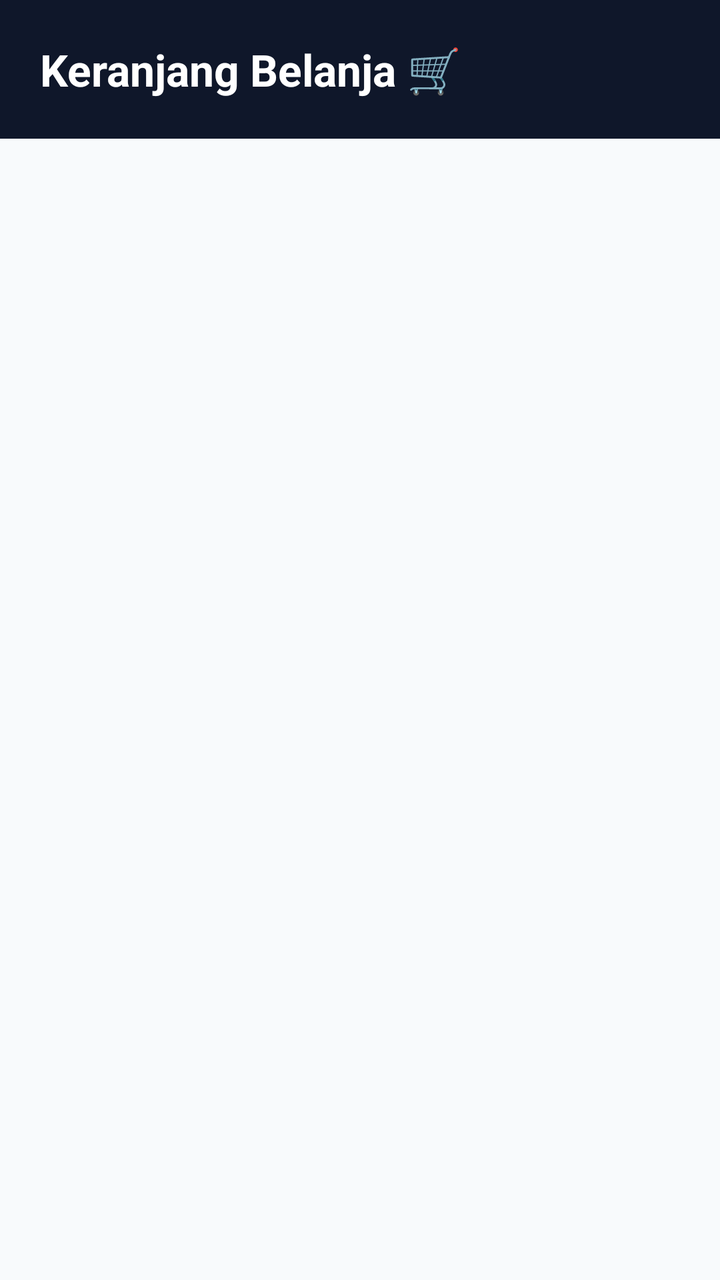
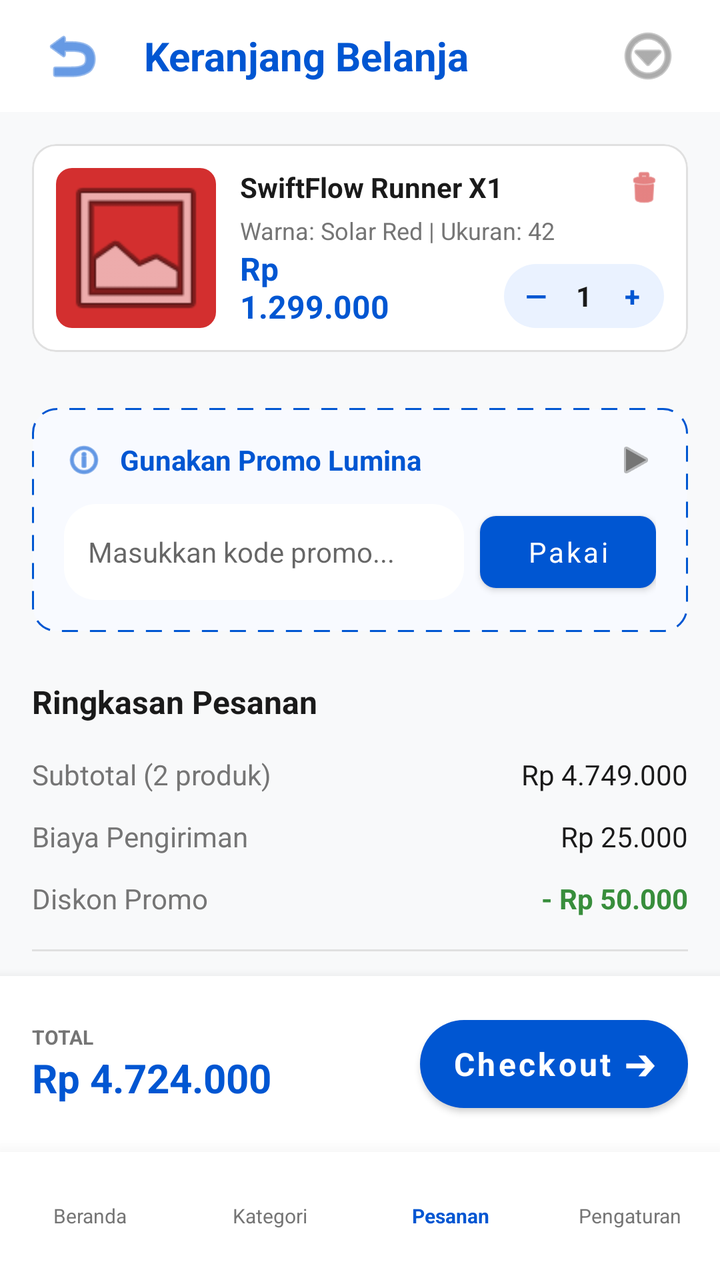

The first picture is an Android layout as it rendered before a commit; the second is the same layout after the commit. The layout source and the unified diff follow.
<!-- AndroidManifest.xml: application theme Theme.DataMart -->
<!-- res/layout/fragment_cart.xml -->
<?xml version="1.0" encoding="utf-8"?>
<RelativeLayout xmlns:android="http://schemas.android.com/apk/res/android"
    android:layout_width="match_parent"
    android:layout_height="match_parent"
    android:background="@color/colorBackground">

    <LinearLayout
        android:id="@+id/headerCart"
        android:layout_width="match_parent"
        android:layout_height="wrap_content"
        android:background="@color/colorPrimary"
        android:padding="20dp">

        <TextView
            android:layout_width="wrap_content"
            android:layout_height="wrap_content"
            android:text="Keranjang Belanja 🛒"
            android:textColor="@color/white"
            android:textSize="22sp"
            android:textStyle="bold" />
    </LinearLayout>

    <androidx.recyclerview.widget.RecyclerView
        android:id="@+id/rvCart"
        android:layout_width="match_parent"
        android:layout_height="match_parent"
        android:layout_below="@id/headerCart"
        android:layout_marginTop="8dp"
        android:clipToPadding="false"
        android:paddingHorizontal="12dp"
        android:paddingBottom="80dp" />

    <TextView
        android:id="@+id/tvEmptyCart"
        android:layout_width="wrap_content"
        android:layout_height="wrap_content"
        android:layout_centerInParent="true"
        android:text="Keranjangmu masih kosong."
        android:textColor="@color/textSecondary"
        android:textSize="16sp"
        android:visibility="gone" />

</RelativeLayout>
<!-- resources referenced by this layout -->
<resources>
  <color name="colorBackground">#F8FAFC</color>
  <color name="colorPrimary">#0F172A</color>
  <color name="textSecondary">#64748B</color>
  <color name="white">#FFFFFF</color>
  <style name="Theme.DataMart" parent="Theme.MaterialComponents.DayNight.NoActionBar">
  
          <item name="colorPrimary">@color/colorPrimary</item>
          <item name="colorPrimaryVariant">@color/colorPrimaryDark</item>
          <item name="colorOnPrimary">@color/white</item>
  
          <item name="colorSecondary">@color/colorAccent</item>
          <item name="colorSecondaryVariant">@color/colorAccent</item>
          <item name="colorOnSecondary">@color/white</item>
  
          <item name="android:statusBarColor">@color/colorPrimaryDark</item>
  
          <item name="android:fontFamily">sans-serif</item>
      </style>
  <color name="colorPrimaryDark">#0B1120</color>
  <color name="colorAccent">#FF9900</color>
</resources>

<!-- the commit's change to res/layout/fragment_cart.xml (unified diff, before → after) -->
@@ -1,43 +1,409 @@
 <?xml version="1.0" encoding="utf-8"?>
-<RelativeLayout xmlns:android="http://schemas.android.com/apk/res/android"
+<androidx.constraintlayout.widget.ConstraintLayout xmlns:android="http://schemas.android.com/apk/res/android"
+    xmlns:app="http://schemas.android.com/apk/res-auto"
     android:layout_width="match_parent"
     android:layout_height="match_parent"
-    android:background="@color/colorBackground">
+    android:background="@color/background_light">
 
     <LinearLayout
         android:id="@+id/headerCart"
         android:layout_width="match_parent"
+        android:layout_height="?attr/actionBarSize"
+        android:gravity="center_vertical"
+        android:orientation="horizontal"
+        android:paddingHorizontal="16dp"
+        android:background="@color/white"
+        app:layout_constraintTop_toTopOf="parent">
+
+        <ImageButton
+            android:layout_width="40dp"
+            android:layout_height="40dp"
+            android:background="?attr/selectableItemBackgroundBorderless"
+            android:src="@android:drawable/ic_menu_revert"
+            app:tint="@color/lumina_blue" />
+
+        <TextView
+            android:layout_width="0dp"
+            android:layout_height="wrap_content"
+            android:layout_marginStart="16dp"
+            android:layout_weight="1"
+            android:text="Keranjang Belanja"
+            android:textColor="@color/lumina_blue"
+            android:textSize="20sp"
+            android:textStyle="bold" />
+
+        <ImageButton
+            android:layout_width="40dp"
+            android:layout_height="40dp"
+            android:background="?attr/selectableItemBackgroundBorderless"
+            android:src="@android:drawable/ic_menu_more"
+            app:tint="@color/text_secondary" />
+    </LinearLayout>
+
+    <androidx.core.widget.NestedScrollView
+        android:layout_width="match_parent"
+        android:layout_height="0dp"
+        android:fillViewport="true"
+        android:paddingHorizontal="16dp"
+        android:paddingTop="16dp"
+        app:layout_constraintBottom_toTopOf="@id/bottomCheckoutBar"
+        app:layout_constraintTop_toBottomOf="@id/headerCart">
+
+        <LinearLayout
+            android:layout_width="match_parent"
+            android:layout_height="wrap_content"
+            android:orientation="vertical">
+
+            <com.google.android.material.card.MaterialCardView
+                android:layout_width="match_parent"
+                android:layout_height="wrap_content"
+                android:layout_marginBottom="12dp"
+                app:cardBackgroundColor="@color/white"
+                app:cardCornerRadius="12dp"
+                app:cardElevation="0dp"
+                app:strokeColor="#E0E0E0"
+                app:strokeWidth="1dp">
+
+                <LinearLayout
+                    android:layout_width="match_parent"
+                    android:layout_height="wrap_content"
+                    android:orientation="horizontal"
+                    android:padding="12dp">
+
+                    <com.google.android.material.card.MaterialCardView
+                        android:layout_width="80dp"
+                        android:layout_height="80dp"
+                        app:cardCornerRadius="8dp"
+                        app:cardElevation="0dp">
+                        <ImageView
+                            android:layout_width="match_parent"
+                            android:layout_height="match_parent"
+                            android:scaleType="centerCrop"
+                            android:background="#D32F2F"
+                            android:src="@android:drawable/ic_menu_gallery" />
+                    </com.google.android.material.card.MaterialCardView>
+
+                    <RelativeLayout
+                        android:layout_width="match_parent"
+                        android:layout_height="match_parent"
+                        android:layout_marginStart="12dp">
+
+                        <TextView
+                            android:id="@+id/tvTitle1"
+                            android:layout_width="wrap_content"
+                            android:layout_height="wrap_content"
+                            android:text="SwiftFlow Runner X1"
+                            android:textColor="@color/text_primary"
+                            android:textSize="14sp"
+                            android:textStyle="bold" />
+
+                        <ImageView
+                            android:layout_width="20dp"
+                            android:layout_height="20dp"
+                            android:layout_alignParentEnd="true"
+                            android:src="@android:drawable/ic_menu_delete"
+                            app:tint="#D32F2F" />
+
+                        <TextView
+                            android:id="@+id/tvVariant1"
+                            android:layout_width="wrap_content"
+                            android:layout_height="wrap_content"
+                            android:layout_below="@id/tvTitle1"
+                            android:layout_marginTop="4dp"
+                            android:text="Warna: Solar Red | Ukuran: 42"
+                            android:textColor="@color/text_secondary"
+                            android:textSize="12sp" />
+
+                        <TextView
+                            android:layout_width="wrap_content"
+                            android:layout_height="wrap_content"
+                            android:layout_alignParentBottom="true"
+                            android:text="Rp\n1.299.000"
+                            android:textColor="@color/lumina_blue"
+                            android:textSize="16sp"
+                            android:textStyle="bold" />
+
+                        <LinearLayout
+                            android:layout_width="wrap_content"
+                            android:layout_height="32dp"
+                            android:layout_alignParentEnd="true"
+                            android:layout_alignParentBottom="true"
+                            android:background="@drawable/bg_banner_gradient"
+                            android:gravity="center"
+                            android:orientation="horizontal"
+                            android:paddingHorizontal="4dp"
+                            android:backgroundTint="#EAF2FF">
+
+                            <TextView
+                                android:layout_width="24dp"
+                                android:layout_height="24dp"
+                                android:gravity="center"
+                                android:text="—"
+                                android:textColor="@color/lumina_blue"
+                                android:textStyle="bold" />
+
+                            <TextView
+                                android:layout_width="24dp"
+                                android:layout_height="match_parent"
+                                android:gravity="center"
+                                android:text="1"
+                                android:textColor="@color/text_primary"
+                                android:textSize="14sp"
+                                android:textStyle="bold" />
+
+                            <TextView
+                                android:layout_width="24dp"
+                                android:layout_height="24dp"
+                                android:gravity="center"
+                                android:text="+"
+                                android:textColor="@color/lumina_blue"
+                                android:textStyle="bold" />
+                        </LinearLayout>
+                    </RelativeLayout>
+                </LinearLayout>
+            </com.google.android.material.card.MaterialCardView>
+
+            <LinearLayout
+                android:layout_width="match_parent"
+                android:layout_height="wrap_content"
+                android:layout_marginTop="16dp"
+                android:background="@drawable/bg_dashed_promo"
+                android:orientation="vertical"
+                android:padding="16dp">
+
+                <LinearLayout
+                    android:layout_width="match_parent"
+                    android:layout_height="wrap_content"
+                    android:gravity="center_vertical"
+                    android:orientation="horizontal">
+
+                    <ImageView
+                        android:layout_width="20dp"
+                        android:layout_height="20dp"
+                        android:src="@android:drawable/ic_menu_info_details"
+                        app:tint="@color/lumina_blue" />
+
+                    <TextView
+                        android:layout_width="0dp"
+                        android:layout_height="wrap_content"
+                        android:layout_marginStart="8dp"
+                        android:layout_weight="1"
+                        android:text="Gunakan Promo Lumina"
+                        android:textColor="@color/lumina_blue"
+                        android:textSize="14sp"
+                        android:textStyle="bold" />
+
+                    <ImageView
+                        android:layout_width="20dp"
+                        android:layout_height="20dp"
+                        android:src="@android:drawable/ic_media_play"
+                        app:tint="@color/text_secondary" />
+                </LinearLayout>
+
+                <LinearLayout
+                    android:layout_width="match_parent"
+                    android:layout_height="wrap_content"
+                    android:layout_marginTop="12dp"
+                    android:orientation="horizontal">
+
+                    <EditText
+                        android:layout_width="0dp"
+                        android:layout_height="48dp"
+                        android:layout_weight="1"
+                        android:background="@drawable/bg_banner_gradient"
+                        android:backgroundTint="@color/white"
+                        android:hint="Masukkan kode promo..."
+                        android:paddingHorizontal="12dp"
+                        android:textSize="14sp" />
+
+                    <com.google.android.material.button.MaterialButton
+                        android:layout_width="wrap_content"
+                        android:layout_height="48dp"
+                        android:layout_marginStart="8dp"
+                        android:text="Pakai"
+                        android:textAllCaps="false"
+                        app:backgroundTint="@color/lumina_blue"
+                        app:cornerRadius="8dp" />
+                </LinearLayout>
+            </LinearLayout>
+
+            <TextView
+                android:layout_width="wrap_content"
+                android:layout_height="wrap_content"
+                android:layout_marginTop="24dp"
+                android:layout_marginBottom="16dp"
+                android:text="Ringkasan Pesanan"
+                android:textColor="@color/text_primary"
+                android:textSize="16sp"
+                android:textStyle="bold" />
+
+            <RelativeLayout
+                android:layout_width="match_parent"
+                android:layout_height="wrap_content"
+                android:layout_marginBottom="12dp">
+                <TextView
+                    android:layout_width="wrap_content"
+                    android:layout_height="wrap_content"
+                    android:text="Subtotal (2 produk)"
+                    android:textColor="@color/text_secondary" />
+                <TextView
+                    android:layout_width="wrap_content"
+                    android:layout_height="wrap_content"
+                    android:layout_alignParentEnd="true"
+                    android:text="Rp 4.749.000"
+                    android:textColor="@color/text_primary" />
+            </RelativeLayout>
+
+            <RelativeLayout
+                android:layout_width="match_parent"
+                android:layout_height="wrap_content"
+                android:layout_marginBottom="12dp">
+                <TextView
+                    android:layout_width="wrap_content"
+                    android:layout_height="wrap_content"
+                    android:text="Biaya Pengiriman"
+                    android:textColor="@color/text_secondary" />
+                <TextView
+                    android:layout_width="wrap_content"
+                    android:layout_height="wrap_content"
+                    android:layout_alignParentEnd="true"
+                    android:text="Rp 25.000"
+                    android:textColor="@color/text_primary" />
+            </RelativeLayout>
+
+            <RelativeLayout
+                android:layout_width="match_parent"
+                android:layout_height="wrap_content"
+                android:layout_marginBottom="16dp">
+                <TextView
+                    android:layout_width="wrap_content"
+                    android:layout_height="wrap_content"
+                    android:text="Diskon Promo"
+                    android:textColor="@color/text_secondary" />
+                <TextView
+                    android:layout_width="wrap_content"
+                    android:layout_height="wrap_content"
+                    android:layout_alignParentEnd="true"
+                    android:text="- Rp 50.000"
+                    android:textColor="#388E3C"
+                    android:textStyle="bold" />
+            </RelativeLayout>
+
+            <View
+                android:layout_width="match_parent"
+                android:layout_height="1dp"
+                android:layout_marginBottom="16dp"
+                android:background="#E0E0E0" />
+
+            <RelativeLayout
+                android:layout_width="match_parent"
+                android:layout_height="wrap_content"
+                android:layout_marginBottom="32dp">
+                <TextView
+                    android:layout_width="wrap_content"
+                    android:layout_height="wrap_content"
+                    android:text="Total Pembayaran"
+                    android:textColor="@color/text_primary"
+                    android:textStyle="bold" />
+                <TextView
+                    android:layout_width="wrap_content"
+                    android:layout_height="wrap_content"
+                    android:layout_alignParentEnd="true"
+                    android:text="Rp 4.724.000"
+                    android:textColor="@color/lumina_blue"
+                    android:textStyle="bold" />
+            </RelativeLayout>
+
+        </LinearLayout>
+    </androidx.core.widget.NestedScrollView>
+
+    <LinearLayout
+        android:id="@+id/bottomCheckoutBar"
+        android:layout_width="match_parent"
         android:layout_height="wrap_content"
-        android:background="@color/colorPrimary"
-        android:padding="20dp">
+        android:background="@color/white"
+        android:elevation="8dp"
+        android:gravity="center_vertical"
+        android:orientation="horizontal"
+        android:padding="16dp"
+        app:layout_constraintBottom_toTopOf="@id/bottomNavigationMock">
+
+        <LinearLayout
+            android:layout_width="0dp"
+            android:layout_height="wrap_content"
+            android:layout_weight="1"
+            android:orientation="vertical">
+
+            <TextView
+                android:layout_width="wrap_content"
+                android:layout_height="wrap_content"
+                android:text="TOTAL"
+                android:textColor="@color/text_secondary"
+                android:textSize="10sp"
+                android:textStyle="bold" />
+
+            <TextView
+                android:layout_width="wrap_content"
+                android:layout_height="wrap_content"
+                android:text="Rp 4.724.000"
+                android:textColor="@color/lumina_blue"
+                android:textSize="20sp"
+                android:textStyle="bold" />
+        </LinearLayout>
+
+        <com.google.android.material.button.MaterialButton
+            android:layout_width="wrap_content"
+            android:layout_height="56dp"
+            android:text="Checkout ➔"
+            android:textAllCaps="false"
+            android:textSize="16sp"
+            android:textStyle="bold"
+            app:backgroundTint="@color/lumina_blue"
+            app:cornerRadius="28dp" />
+    </LinearLayout>
+
+    <LinearLayout
+        android:id="@+id/bottomNavigationMock"
+        android:layout_width="match_parent"
+        android:layout_height="64dp"
+        android:background="@color/white"
+        android:elevation="16dp"
+        android:orientation="horizontal"
+        app:layout_constraintBottom_toBottomOf="parent">
 
         <TextView
-            android:layout_width="wrap_content"
-            android:layout_height="wrap_content"
-            android:text="Keranjang Belanja 🛒"
-            android:textColor="@color/white"
-            android:textSize="22sp"
+            android:layout_width="0dp"
+            android:layout_height="match_parent"
+            android:layout_weight="1"
+            android:gravity="center"
+            android:text="Beranda"
+            android:textColor="@color/text_secondary"
+            android:textSize="10sp" />
+        <TextView
+            android:layout_width="0dp"
+            android:layout_height="match_parent"
+            android:layout_weight="1"
+            android:gravity="center"
+            android:text="Kategori"
+            android:textColor="@color/text_secondary"
+            android:textSize="10sp" />
+        <TextView
+            android:layout_width="0dp"
+            android:layout_height="match_parent"
+            android:layout_weight="1"
+            android:gravity="center"
+            android:text="Pesanan"
+            android:textColor="@color/lumina_blue"
+            android:textSize="10sp"
             android:textStyle="bold" />
+        <TextView
+            android:layout_width="0dp"
+            android:layout_height="match_parent"
+            android:layout_weight="1"
+            android:gravity="center"
+            android:text="Pengaturan"
+            android:textColor="@color/text_secondary"
+            android:textSize="10sp" />
     </LinearLayout>
 
-    <androidx.recyclerview.widget.RecyclerView
-        android:id="@+id/rvCart"
-        android:layout_width="match_parent"
-        android:layout_height="match_parent"
-        android:layout_below="@id/headerCart"
-        android:layout_marginTop="8dp"
-        android:clipToPadding="false"
-        android:paddingHorizontal="12dp"
-        android:paddingBottom="80dp" />
-
-    <TextView
-        android:id="@+id/tvEmptyCart"
-        android:layout_width="wrap_content"
-        android:layout_height="wrap_content"
-        android:layout_centerInParent="true"
-        android:text="Keranjangmu masih kosong."
-        android:textColor="@color/textSecondary"
-        android:textSize="16sp"
-        android:visibility="gone" />
-
-</RelativeLayout>
+</androidx.constraintlayout.widget.ConstraintLayout>
<!-- resource entries referenced after the edit -->
@@ -1,9 +1,34 @@
 <!-- resources referenced by this layout -->
 <resources>
-  <color name="colorBackground">#F8FAFC</color>
-  <color name="colorPrimary">#0F172A</color>
-  <color name="textSecondary">#64748B</color>
+  <color name="background_light">#F8F9FA</color>
+  <color name="lumina_blue">#0056D2</color>
+  <color name="text_primary">#1A1A1A</color>
+  <color name="text_secondary">#757575</color>
   <color name="white">#FFFFFF</color>
+  <!-- drawable bg_banner_gradient (drawable) -->
+  <?xml version="1.0" encoding="utf-8"?>
+  <shape xmlns:android="http://schemas.android.com/apk/res/android"
+      android:shape="rectangle">
+  
+      <gradient
+          android:startColor="#0056D2"
+          android:centerColor="#4A85D9"
+          android:endColor="#C3D3E4"
+          android:angle="0" />
+  
+      <corners android:radius="16dp" />
+  </shape>
+  <!-- drawable bg_dashed_promo (drawable) -->
+  <?xml version="1.0" encoding="utf-8"?>
+  <shape xmlns:android="http://schemas.android.com/apk/res/android"
+      android:shape="rectangle">
+      <solid android:color="#F8FAFF" /> <corners android:radius="12dp" />
+      <stroke
+          android:width="1dp"
+          android:color="@color/lumina_blue"
+          android:dashWidth="8dp"
+          android:dashGap="6dp" />
+  </shape>
   <style name="Theme.DataMart" parent="Theme.MaterialComponents.DayNight.NoActionBar">
   
           <item name="colorPrimary">@color/colorPrimary</item>
@@ -18,7 +43,5 @@
   
           <item name="android:fontFamily">sans-serif</item>
       </style>
-  <color name="colorPrimaryDark">#0B1120</color>
-  <color name="colorAccent">#FF9900</color>
 </resources>
 
